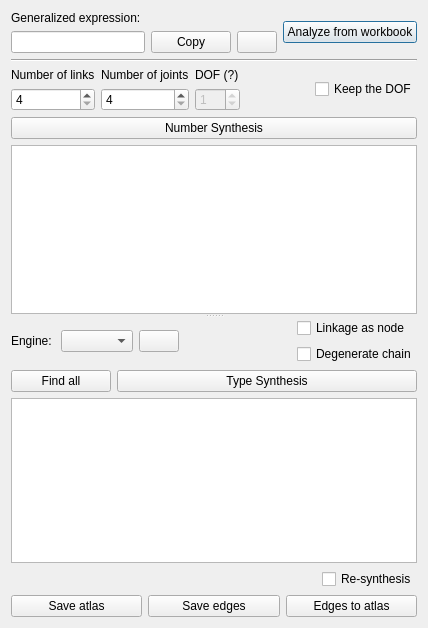
Before: the Qt Designer form core/synthesis/NumberAndTypeSynthesis/Permutations.ui in KmolYuan/Pyslvs-UI, drawn with Qt 5.
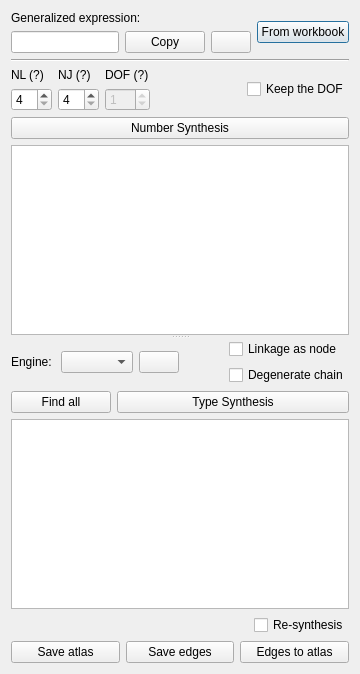
After: the same form once the commit is applied. Icons and pictures are not drawn.

What changed in the file:
```diff
--- a/core/synthesis/NumberAndTypeSynthesis/Permutations.ui
+++ b/core/synthesis/NumberAndTypeSynthesis/Permutations.ui
@@ -2,14 +2,6 @@
 <ui version="4.0">
  <class>Form</class>
  <widget class="QWidget" name="Form">
-  <property name="geometry">
-   <rect>
-    <x>0</x>
-    <y>0</y>
-    <width>428</width>
-    <height>628</height>
-   </rect>
-  </property>
   <property name="windowTitle">
    <string>Form</string>
   </property>
@@ -72,7 +64,7 @@
         <string>Analyze current mechanism from canvas.</string>
        </property>
        <property name="text">
-        <string>Analyze from workbook</string>
+        <string>From workbook</string>
        </property>
        <property name="icon">
         <iconset resource="../../../icons.qrc">
@@ -108,16 +100,22 @@
           <layout class="QGridLayout" name="gridLayout">
            <item row="0" column="1">
             <widget class="QLabel" name="NJ_text">
-             <property name="text">
+             <property name="toolTip">
               <string>Number of joints</string>
              </property>
+             <property name="text">
+              <string>NJ (?)</string>
+             </property>
             </widget>
            </item>
            <item row="0" column="0">
             <widget class="QLabel" name="NL_text">
-             <property name="text">
+             <property name="toolTip">
               <string>Number of links</string>
              </property>
+             <property name="text">
+              <string>NL (?)</string>
+             </property>
             </widget>
            </item>
            <item row="2" column="0">
```
